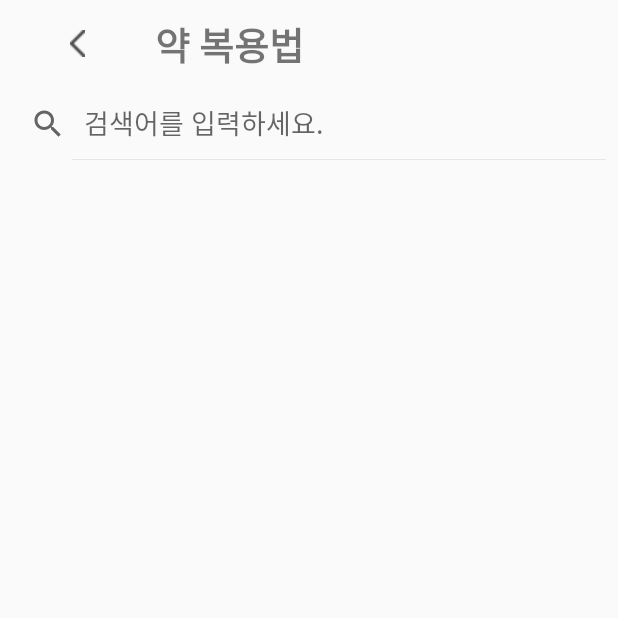
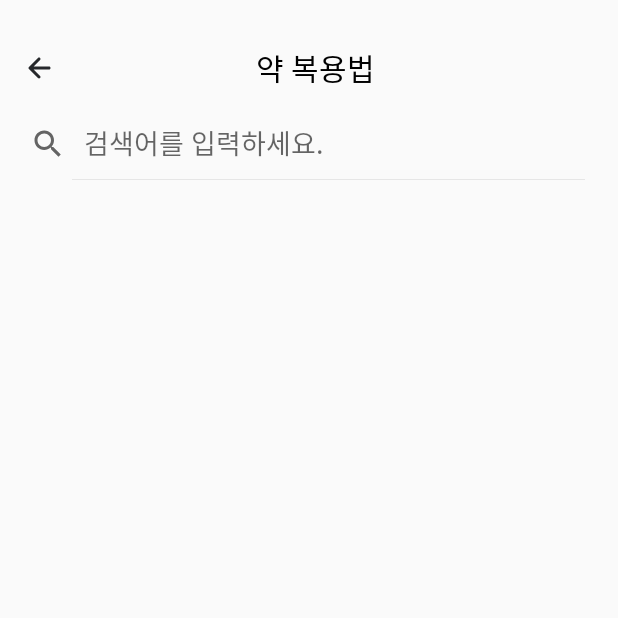
Before and after one commit to imtaejugkim/EmergencyGuide, an Android app built with Jetpack Compose: the MedicineActivity screen opened directly, with no data from a screen before it, on a phone screen of 412 x 824 dp, the top half of it. Run offline under Robolectric (Android 15) with nearby library versions, the phone set to English and light mode, and no system bars.

Commit message:
fix: 통일성 수정

```diff
--- a/app/src/main/AndroidManifest.xml
+++ b/app/src/main/AndroidManifest.xml
@@ -23,8 +23,6 @@
         <activity
             android:name=".HospitalPharmacy.ReviewPostActivity"
             android:exported="false" />
-            android:name=".Evacuation.EvacuateTipsActivity"
-            android:exported="false" />
         <activity
             android:name=".Evacuation.EvacuationActivity"
             android:exported="false" />
@@ -43,6 +41,8 @@
         <activity
             android:name=".EmergencyGuide.DetailActivity"
             android:exported="false" />
+        <activity android:name=".Evacuation.EvacuateTipsActivity"
+            android:exported="false"/>
         <activity
             android:name=".MedicineGuide.MedicineDetailActivity"
             android:exported="false" />
--- a/app/src/main/java/com/example/emergencyguide/HospitalPharmacy/HospitalActivity.kt
+++ b/app/src/main/java/com/example/emergencyguide/HospitalPharmacy/HospitalActivity.kt
@@ -31,6 +31,7 @@ class HospitalActivity : AppCompatActivity(), OnMapReadyCallback {
     private var hospitalData: ArrayList<HospitalData> = arrayListOf()
     private var addressData : ArrayList<String> = arrayListOf()
     private var phoneData : ArrayList<String> = arrayListOf()
+    private var timeData : ArrayList<String> = arrayListOf()
     private lateinit var googleMap: GoogleMap
     private var currentMarker: Marker? = null
 
@@ -68,6 +69,16 @@ class HospitalActivity : AppCompatActivity(), OnMapReadyCallback {
         phoneData.add("02-466-3575")
         phoneData.add("02-463-1755")
         phoneData.add("02-6952-7737")
+
+        timeData.add("오전 8:30 ~ 오후 5:30")
+        timeData.add("오전 11:00 ~ 오후 9:00")
+        timeData.add("오전 10:00 ~ 오후 9:00")
+        timeData.add("오전 9:30 ~ 오후 7:00")
+        timeData.add("영업시간 정보 없음")
+        timeData.add("영업시간 정보 없음")
+        timeData.add("오전 10:00 ~ 오후 8:30")
+        timeData.add("영업시간 정보 없음")
+
 
     }
 
@@ -150,7 +161,7 @@ class HospitalActivity : AppCompatActivity(), OnMapReadyCallback {
             override fun onFailure(call: Call, e: IOException) {
                 Log.e("HospitalActivity", e.toString(), e)
             }
-
+            val defaultPhotoUrl = "https://cdn-icons-png.flaticon.com/128/527/527034.png"
             override fun onResponse(call: Call, response: Response) {
                 response.body()?.let { responseBody ->
                     val responseString = responseBody.string()
@@ -164,8 +175,8 @@ class HospitalActivity : AppCompatActivity(), OnMapReadyCallback {
                         val latitude = location.getDouble("lat")
                         val longitude = location.getDouble("lng")
                         val photoReference = result.optJSONArray("photos")?.getJSONObject(0)?.getString("photo_reference") ?: ""
-                        val photoUrl = if (photoReference.isNotEmpty()) "https://maps.googleapis.com/maps/api/place/photo?maxwidth=400&photo_reference=$photoReference&key=$apiKey" else ""
-                        val openingHours = result.optJSONObject("opening_hours")?.getString("open_now") ?: "Unknown"
+                        val photoUrl = if (photoReference.isNullOrEmpty()) defaultPhotoUrl else "https://maps.googleapis.com/maps/api/place/photo?maxwidth=400&photo_reference=$photoReference&key=$apiKey"
+                        val openingHours = timeData[i]
                         val distance = Math.sqrt(Math.pow(latitude - baseLocation.latitude, 2.0) + Math.pow(longitude - baseLocation.longitude, 2.0))
                         val hospital = HospitalData(name, photoUrl, openingHours, latitude, longitude, distance)
                         tempHospitalData.add(hospital)
--- a/app/src/main/java/com/example/emergencyguide/MedicineGuide/MedicineActivity.kt
+++ b/app/src/main/java/com/example/emergencyguide/MedicineGuide/MedicineActivity.kt
@@ -50,7 +50,7 @@ class MedicineActivity : AppCompatActivity() {
         adapter = MedicineExpandableAdapter(medicineList, medicineInfoList)
         recyclerView.adapter = adapter
 
-        val imageView = findViewById<ImageView>(R.id.ic_back_button)
+        val imageView = findViewById<ImageView>(R.id.iv_hospital_back)
         imageView.setOnClickListener {
             onBackPressed()
         }
--- a/app/src/main/res/layout/activity_evacuation.xml
+++ b/app/src/main/res/layout/activity_evacuation.xml
@@ -22,7 +22,7 @@
             android:id="@+id/iv_eva_back"
             android:layout_width="24dp"
             android:layout_height="24dp"
-            android:src="@drawable/ic_back_button"
+            android:src="@drawable/ic_left_arrow"
             android:layout_marginTop="3dp"
             app:layout_constraintStart_toStartOf="parent"
             app:layout_constraintTop_toTopOf="parent"/>
--- a/app/src/main/res/layout/activity_hospital.xml
+++ b/app/src/main/res/layout/activity_hospital.xml
@@ -27,7 +27,7 @@
         app:layout_constraintTop_toTopOf="parent"
         app:layout_constraintStart_toStartOf="@id/gl_hospital_start"
         app:layout_constraintEnd_toEndOf="@id/gl_hospital_end"
-        android:paddingTop="12dp"
+        android:paddingTop="30dp"
         android:paddingBottom="12dp">
 
         <ImageView
@@ -47,7 +47,9 @@
             android:layout_width="wrap_content"
             android:layout_height="wrap_content"
             android:layout_marginStart="8dp"
-            app:layout_constraintStart_toEndOf="@id/iv_hospital_back"
+            android:textColor="@color/black"
+            app:layout_constraintStart_toStartOf="parent"
+            app:layout_constraintEnd_toEndOf="parent"
             app:layout_constraintTop_toTopOf="parent"
             app:layout_constraintBottom_toBottomOf="parent"/>
 
--- a/app/src/main/res/layout/activity_hospital_detail.xml
+++ b/app/src/main/res/layout/activity_hospital_detail.xml
@@ -30,7 +30,7 @@
             app:layout_constraintTop_toTopOf="parent"
             app:layout_constraintStart_toStartOf="@id/gl_hospital_start"
             app:layout_constraintEnd_toEndOf="@id/gl_hospital_end"
-            android:paddingTop="12dp"
+            android:paddingTop="30dp"
             android:paddingBottom="12dp">
 
             <ImageView
@@ -49,7 +49,9 @@
                 android:layout_width="wrap_content"
                 android:layout_height="wrap_content"
                 android:layout_marginStart="8dp"
-                app:layout_constraintStart_toEndOf="@id/iv_hospital_back"
+                android:textColor="@color/black"
+                app:layout_constraintStart_toStartOf="parent"
+                app:layout_constraintEnd_toEndOf="parent"
                 app:layout_constraintTop_toTopOf="parent"
                 app:layout_constraintBottom_toBottomOf="parent"/>
 
--- a/app/src/main/res/layout/activity_medicine.xml
+++ b/app/src/main/res/layout/activity_medicine.xml
@@ -1,5 +1,5 @@
 <?xml version="1.0" encoding="utf-8"?>
-<LinearLayout xmlns:android="http://schemas.android.com/apk/res/android"
+<androidx.constraintlayout.widget.ConstraintLayout xmlns:android="http://schemas.android.com/apk/res/android"
     xmlns:app="http://schemas.android.com/apk/res-auto"
     xmlns:tools="http://schemas.android.com/tools"
     android:id="@+id/main"
@@ -8,41 +8,73 @@
     android:orientation="vertical"
     tools:context=".MedicineGuide.MedicineActivity">
 
-    <LinearLayout
-        android:layout_width="match_parent"
+    <androidx.constraintlayout.widget.Guideline
+        android:id="@+id/gl_hospital_start"
+        android:layout_width="wrap_content"
         android:layout_height="wrap_content"
-        android:orientation="horizontal"
-        tools:ignore="MissingConstraints">
+        android:orientation="vertical"
+        app:layout_constraintGuide_begin="14dp"/>
+
+    <androidx.constraintlayout.widget.Guideline
+        android:id="@+id/gl_hospital_end"
+        android:layout_width="wrap_content"
+        android:layout_height="wrap_content"
+        android:orientation="vertical"
+        app:layout_constraintGuide_end="14dp"/>
+
+    <androidx.constraintlayout.widget.ConstraintLayout
+        android:id="@+id/cl_hospital_top_bar"
+        android:layout_width="0dp"
+        android:layout_height="wrap_content"
+        app:layout_constraintTop_toTopOf="parent"
+        app:layout_constraintStart_toStartOf="@id/gl_hospital_start"
+        app:layout_constraintEnd_toEndOf="@id/gl_hospital_end"
+        android:paddingTop="30dp"
+        android:paddingBottom="12dp">
+
         <ImageView
-            android:id="@+id/ic_back_button"
-            android:layout_width="match_parent"
+            android:id="@+id/iv_hospital_back"
+            android:layout_width="wrap_content"
             android:layout_height="wrap_content"
-            android:layout_weight="3"
-            android:layout_gravity="center"
-            android:src="@drawable/ic_back_button" />
+            android:src="@drawable/ic_left_arrow"
+            app:layout_constraintStart_toStartOf="parent"
+            app:layout_constraintTop_toTopOf="parent"
+            app:layout_constraintBottom_toBottomOf="parent"/>
+
         <TextView
-            android:layout_width="match_parent"
-            android:layout_height="wrap_content"
-            android:layout_weight="1"
+            android:id="@+id/tv_hospital_title"
             android:fontFamily="@font/pretendard_semibold"
             android:text="약 복용법"
-            android:layout_marginVertical="10dp"
-            android:textStyle="bold"
-            android:textSize="25dp"/>
+            android:textSize="20sp"
+            android:layout_width="wrap_content"
+            android:layout_height="wrap_content"
+            android:layout_marginStart="8dp"
+            android:textColor="@color/black"
+            app:layout_constraintStart_toStartOf="parent"
+            app:layout_constraintEnd_toEndOf="parent"
+            app:layout_constraintTop_toTopOf="parent"
+            app:layout_constraintBottom_toBottomOf="parent"/>
 
-    </LinearLayout>
+    </androidx.constraintlayout.widget.ConstraintLayout>
 
     <androidx.appcompat.widget.SearchView
         android:id="@+id/search_view"
-        android:layout_width="match_parent"
+        android:layout_width="0dp"
+        app:layout_constraintStart_toStartOf="parent"
+        app:layout_constraintEnd_toEndOf="@id/gl_hospital_end"
+        app:layout_constraintTop_toBottomOf="@id/cl_hospital_top_bar"
         android:layout_height="wrap_content"
         app:iconifiedByDefault="false"
-        app:queryHint="검색어를 입력하세요."
-        tools:ignore="MissingConstraints" />
+        app:queryHint="검색어를 입력하세요."/>
 
     <androidx.recyclerview.widget.RecyclerView
         android:id="@+id/medicine_list"
-        android:layout_width="match_parent"
-        android:layout_height="match_parent"
-        android:layout_margin="15dp"/>
-</LinearLayout>
+        android:layout_width="0dp"
+        android:layout_height="0dp"
+        android:layout_marginTop="15dp"
+        app:layout_constraintStart_toStartOf="@id/gl_hospital_start"
+        app:layout_constraintEnd_toEndOf="@id/gl_hospital_end"
+        app:layout_constraintBottom_toBottomOf="parent"
+        app:layout_constraintTop_toBottomOf="@id/search_view"/>
+
+</androidx.constraintlayout.widget.ConstraintLayout>
```
